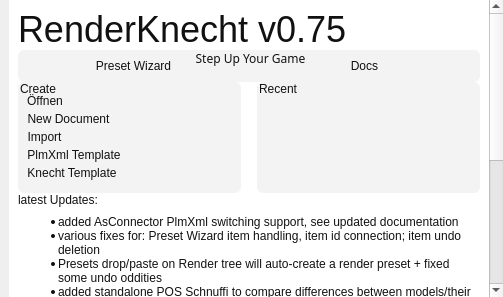
Qt form ui/knecht_welcome.ui (tappi287/RenderKnecht2) before a commit.
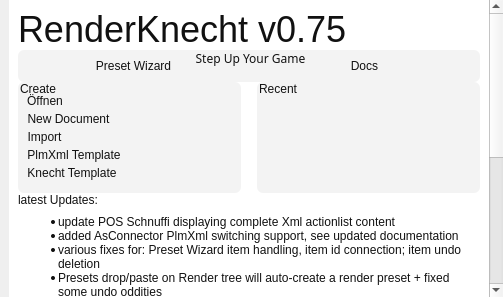
The same form after that commit. Icons and pictures are not drawn.

Commit message: adapt POS schnuffi filter behaviour

Patch:
```diff
--- a/ui/knecht_welcome.ui
+++ b/ui/knecht_welcome.ui
@@ -47,7 +47,7 @@
       <property name="geometry">
        <rect>
         <x>0</x>
-        <y>0</y>
+        <y>-297</y>
         <width>481</width>
         <height>606</height>
        </rect>
@@ -440,6 +440,7 @@
               </property>
               <property name="text">
                <string>&lt;ul&gt;
+&lt;li&gt;update POS Schnuffi displaying complete Xml actionlist content&lt;/li&gt;
 &lt;li&gt;added AsConnector PlmXml switching support, see updated documentation&lt;/li&gt;
 &lt;li&gt;various fixes for: Preset Wizard item handling, item id connection; item undo deletion&lt;/li&gt;
 &lt;li&gt;Presets drop/paste on Render tree will auto-create a render preset + fixed some undo oddities&lt;/li&gt;
```
The commit also changes 3 other files.
